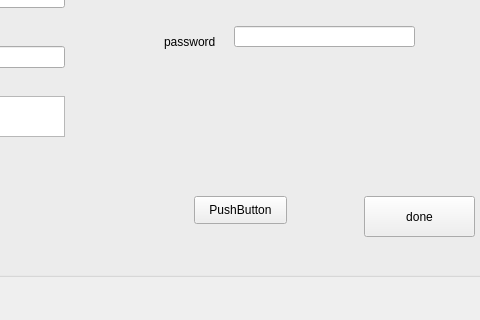
The window that signup.ui (romina-kh/project2_rm) describes before a commit, drawn with Qt 5; both pictures show x 326 to 806 and y 284 to 604 of the 912 by 604 pixel window.
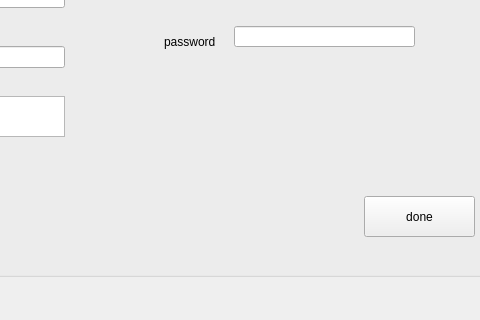
The same window after the commit.

Diff of the .ui file:
```diff
--- a/signup.ui
+++ b/signup.ui
@@ -288,19 +288,6 @@
      </rect>
     </property>
    </widget>
-   <widget class="QPushButton" name="pushButton">
-    <property name="geometry">
-     <rect>
-      <x>450</x>
-      <y>450</y>
-      <width>93</width>
-      <height>28</height>
-     </rect>
-    </property>
-    <property name="text">
-     <string>PushButton</string>
-    </property>
-   </widget>
   </widget>
  </widget>
  <resources/>
```
